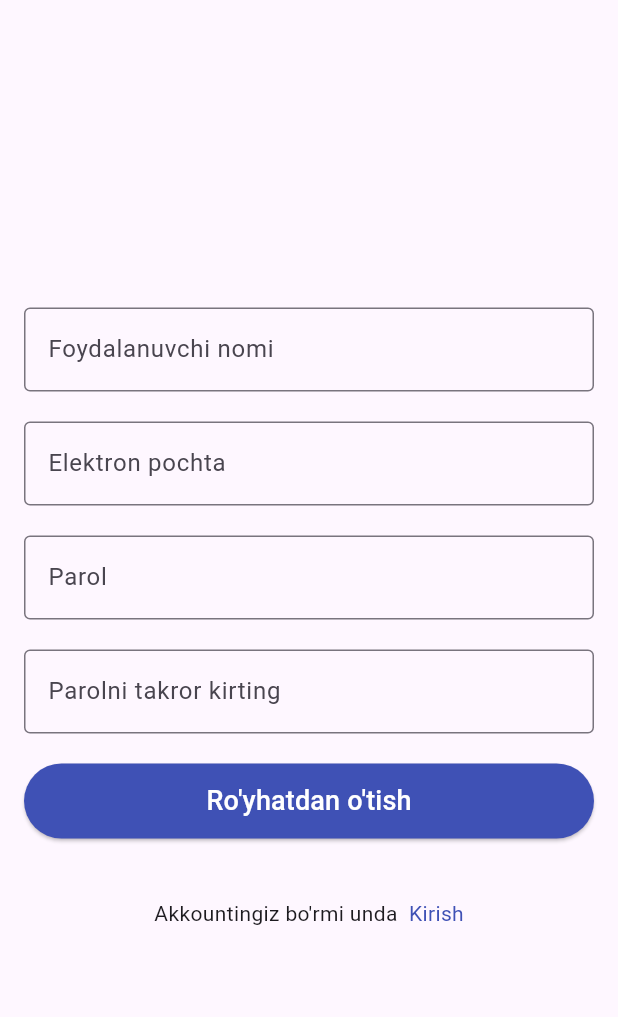
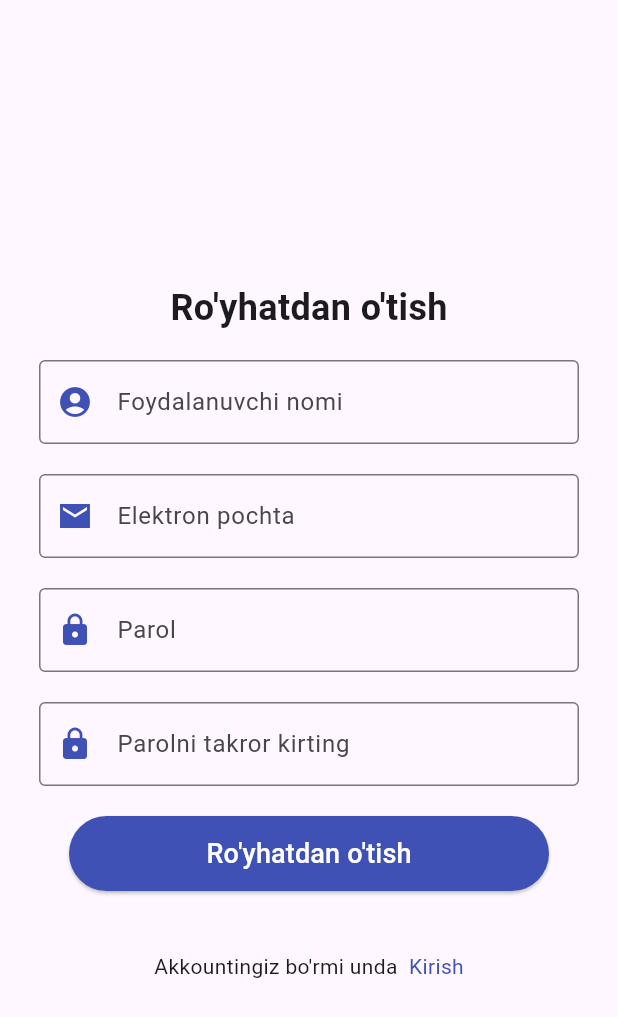
Before and after one commit to SaparbayevSarvarbek/Game-app, a Flutter app: the screen it shows after launch, after a tap on an icon or button, on a phone screen of 412 x 824 dp. Shown: the top 1017 px of the screen. Run offline on Flutter 3.47's test engine with Material 3 defaults, Android fonts, the phone set to English and light mode, and no system bars; our stand-ins replace connectivity_plus, dio, image_picker, shared_preferences.

Commit message:
update login and registration page

```diff
--- a/lib/pages/login_page.dart
+++ b/lib/pages/login_page.dart
@@ -18,6 +18,7 @@ class _HomePageState extends State<LoginPage> {
   final TextEditingController _passwordController = TextEditingController();
   final _formKey = GlobalKey<FormState>();
   String? _message;
+  bool _obscureText = false;
 
   @override
   void initState() {
@@ -29,7 +30,7 @@ class _HomePageState extends State<LoginPage> {
     return Scaffold(
       body: Container(
           alignment: Alignment.center,
-          padding: EdgeInsets.symmetric(horizontal: 16.0),
+          padding: EdgeInsets.symmetric(horizontal: 25.0),
           child: Consumer<LoginViewModel>(builder: (context, provider, child) {
             return Form(
               key: _formKey,
@@ -46,7 +47,9 @@ class _HomePageState extends State<LoginPage> {
                   TextFormField(
                     controller: _nameController,
                     decoration: InputDecoration(
-                        labelText: 'Ism', border: OutlineInputBorder()),
+                        prefixIcon: Icon(Icons.account_circle_sharp),
+                        labelText: 'Ism',
+                        border: OutlineInputBorder()),
                     validator: (value) {
                       if (value == null || value.isEmpty) {
                         return 'Ismingni kiriting';
@@ -58,8 +61,23 @@ class _HomePageState extends State<LoginPage> {
                   ),
                   TextFormField(
                     controller: _passwordController,
+                    obscureText: _obscureText,
                     decoration: InputDecoration(
-                        labelText: 'Parol', border: OutlineInputBorder()),
+                        labelText: 'Parol',
+                        border: OutlineInputBorder(),
+                        prefixIcon: Icon(Icons.lock),
+                        suffixIcon: IconButton(
+                          icon: Icon(
+                            _obscureText
+                                ? Icons.visibility_off
+                                : Icons.visibility,
+                          ),
+                          onPressed: () {
+                            setState(() {
+                              _obscureText = !_obscureText;
+                            });
+                          },
+                        )),
                     validator: (value) {
                       if (value == null || value.isEmpty) {
                         return 'Parolni kirting';
@@ -69,7 +87,8 @@ class _HomePageState extends State<LoginPage> {
                   SizedBox(
                     height: 24,
                   ),
-                  SizedBox(
+                  Container(
+                    margin: EdgeInsets.symmetric(horizontal: 20.0),
                     width: provider.isLoading
                         ? 40
                         : MediaQuery.of(context).size.width,
--- a/lib/pages/registration_page.dart
+++ b/lib/pages/registration_page.dart
@@ -24,14 +24,24 @@ class _RegistrationPageState extends State<RegistrationPage> {
         body: Container(
       alignment: Alignment.center,
       padding: EdgeInsets.symmetric(horizontal: 16.0),
+      margin: EdgeInsets.symmetric(horizontal: 10.0),
       child: Form(
           key: _formKey,
           child: Column(
             mainAxisAlignment: MainAxisAlignment.center,
             children: [
+              Container(
+                  margin: EdgeInsets.symmetric(vertical: 18),
+                  child: Text('Ro\'yhatdan o\'tish',
+                      style: TextStyle(
+                          fontSize: 24, fontWeight: FontWeight.bold))),
               TextFormField(
                 controller: _nameController,
                 decoration: InputDecoration(
+                    prefixIcon: Icon(
+                      Icons.account_circle_rounded,
+                      color: Colors.indigo,
+                    ),
                     labelText: 'Foydalanuvchi nomi',
                     border: OutlineInputBorder()),
                 validator: (value) {
@@ -48,7 +58,9 @@ class _RegistrationPageState extends State<RegistrationPage> {
                 controller: _emailController,
                 keyboardType: TextInputType.emailAddress,
                 decoration: InputDecoration(
-                    labelText: 'Elektron pochta', border: OutlineInputBorder()),
+                    prefixIcon: Icon(Icons.email_sharp, color: Colors.indigo),
+                    labelText: 'Elektron pochta',
+                    border: OutlineInputBorder()),
                 validator: (value) {
                   if (value == null || value.isEmpty) {
                     return 'Elektron pochtani kirting';
@@ -66,7 +78,12 @@ class _RegistrationPageState extends State<RegistrationPage> {
               TextFormField(
                 controller: _passwordController,
                 decoration: InputDecoration(
-                    labelText: 'Parol', border: OutlineInputBorder()),
+                    prefixIcon: Icon(
+                      Icons.lock,
+                      color: Colors.indigo,
+                    ),
+                    labelText: 'Parol',
+                    border: OutlineInputBorder()),
                 validator: (value) {
                   if (value == null || value.isEmpty) {
                     return 'Parolni kirting';
@@ -80,6 +97,10 @@ class _RegistrationPageState extends State<RegistrationPage> {
               TextFormField(
                 controller: _password2Controller,
                 decoration: InputDecoration(
+                    prefixIcon: Icon(
+                      Icons.lock,
+                      color: Colors.indigo,
+                    ),
                     labelText: 'Parolni takror kirting',
                     border: OutlineInputBorder()),
                 validator: (value) {
@@ -98,12 +119,24 @@ class _RegistrationPageState extends State<RegistrationPage> {
               Container(
                 width: MediaQuery.of(context).size.width,
                 height: 50,
+                margin: EdgeInsets.symmetric(horizontal: 20.0),
                 child: ElevatedButton(
                     onPressed: () async {
-                      if(_formKey.currentState!.validate()){
-                        UsernameModel usernameModel=UsernameModel(username: _nameController.text, email: _emailController.text, password: _passwordController.text, password2: _password2Controller.text);
-                        context.read<RegistrationViewModel>().addUser(usernameModel);
-                        Navigator.pushReplacement(context, MaterialPageRoute(builder: (context)=>HomePage(username:_nameController.text,)));
+                      if (_formKey.currentState!.validate()) {
+                        UsernameModel usernameModel = UsernameModel(
+                            username: _nameController.text,
+                            email: _emailController.text,
+                            password: _passwordController.text,
+                            password2: _password2Controller.text);
+                        context
+                            .read<RegistrationViewModel>()
+                            .addUser(usernameModel);
+                        Navigator.pushReplacement(
+                            context,
+                            MaterialPageRoute(
+                                builder: (context) => HomePage(
+                                      username: _nameController.text,
+                                    )));
                       }
                     },
                     style: ElevatedButton.styleFrom(
@@ -114,14 +147,21 @@ class _RegistrationPageState extends State<RegistrationPage> {
                       style: TextStyle(fontSize: 18, color: Colors.white),
                     )),
               ),
-              SizedBox(height: 40,),
+              SizedBox(
+                height: 40,
+              ),
               Row(
                 mainAxisAlignment: MainAxisAlignment.center,
                 children: [
                   Text('Akkountingiz bo\'rmi unda  '),
-                  InkWell(onTap: (){
-                  Navigator.pop(context);
-                    },child: Text('Kirish',style: TextStyle(color: Colors.indigo),)),
+                  InkWell(
+                      onTap: () {
+                        Navigator.pop(context);
+                      },
+                      child: Text(
+                        'Kirish',
+                        style: TextStyle(color: Colors.indigo),
+                      )),
                 ],
               )
             ],
--- a/lib/pages/result_page.dart
+++ b/lib/pages/result_page.dart
@@ -18,25 +18,25 @@ class _ResultPageState extends State<ResultPage> {
         foregroundColor: Colors.white,
       ),
       body: Padding(
-        padding: const EdgeInsets.all(8.0),
+        padding: const EdgeInsets.all(6.0),
         child: Column(
           crossAxisAlignment: CrossAxisAlignment.start,
           children: [
             DataTable(
               decoration: BoxDecoration(
-                border: Border.all(color: Colors.black), // Chiziqlarni ko'rsatish
-                borderRadius: BorderRadius.circular(8), // Burchaklarni yumshatish
+                border: Border.all(color: Colors.black),
+                borderRadius: BorderRadius.circular(8),
               ),
               columns: [
                 DataColumn(label: Text('Savol Nomlari', style: TextStyle(fontWeight: FontWeight.bold))),
+                DataColumn(label: Text('Ball', style: TextStyle(fontWeight: FontWeight.bold))),
                 DataColumn(label: Text('Vaqt (s)', style: TextStyle(fontWeight: FontWeight.bold))),
-                DataColumn(label: Text('Ball', style: TextStyle(fontWeight: FontWeight.bold))),
               ],
               rows: List.generate(widget.timeList.length, (index) {
                 return DataRow(cells: [
                   DataCell(Text(widget.questionList[index].title)),
+                  DataCell(Text('10')),
                   DataCell(Text('${widget.timeList[index]} s')),
-                  DataCell(Text('10')),
                 ]);
               }),
             ),
```
